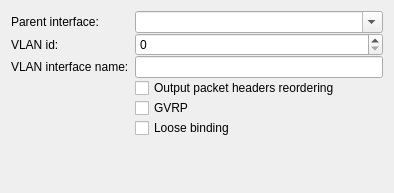
Before: the Qt Designer form libs/editor/settings/ui/vlan.ui in KDE/plasma-nm, drawn with Qt 5.
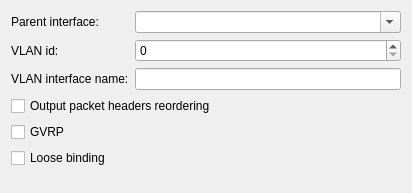
After: the same form once the commit is applied. Custom widgets are drawn as their Qt base class.

Diff of the .ui file:
```diff
--- a/libs/editor/settings/ui/vlan.ui
+++ b/libs/editor/settings/ui/vlan.ui
@@ -7,18 +7,12 @@
    <rect>
     <x>0</x>
     <y>0</y>
-    <width>394</width>
+    <width>412</width>
     <height>193</height>
    </rect>
   </property>
   <layout class="QFormLayout" name="formLayout">
-   <property name="fieldGrowthPolicy">
-    <enum>QFormLayout::ExpandingFieldsGrow</enum>
-   </property>
-    <property name="verticalSpacing">
-    <number>0</number>
-    </property>
-   <item row="1" column="0">
+   <item row="0" column="0">
     <widget class="QLabel" name="label">
      <property name="text">
       <string>Parent interface:</string>
@@ -28,7 +22,7 @@
      </property>
     </widget>
    </item>
-   <item row="1" column="1">
+   <item row="0" column="1">
     <widget class="KComboBox" name="parent">
      <property name="sizePolicy">
       <sizepolicy hsizetype="MinimumExpanding" vsizetype="Fixed">
@@ -41,7 +35,7 @@
      </property>
     </widget>
    </item>
-   <item row="3" column="0">
+   <item row="1" column="0">
     <widget class="QLabel" name="label_2">
      <property name="text">
       <string>VLAN id:</string>
@@ -51,7 +45,7 @@
      </property>
     </widget>
    </item>
-   <item row="3" column="1">
+   <item row="1" column="1">
     <widget class="QSpinBox" name="id">
      <property name="sizePolicy">
       <sizepolicy hsizetype="MinimumExpanding" vsizetype="Fixed">
@@ -64,7 +58,7 @@
      </property>
     </widget>
    </item>
-   <item row="5" column="0">
+   <item row="2" column="0">
     <widget class="QLabel" name="label_3">
      <property name="text">
       <string>VLAN interface name:</string>
@@ -74,17 +68,17 @@
      </property>
     </widget>
    </item>
-   <item row="5" column="1">
+   <item row="2" column="1">
     <widget class="KLineEdit" name="ifaceName"/>
    </item>
-   <item row="10" column="1">
+   <item row="3" column="0" colspan="2">
     <widget class="QCheckBox" name="reorderHeaders">
      <property name="text">
       <string>Output packet headers reordering</string>
      </property>
     </widget>
    </item>
-   <item row="12" column="1">
+   <item row="4" column="0" colspan="2">
     <widget class="QCheckBox" name="gvrp">
      <property name="toolTip">
       <string>GARP VLAN Registration Protocol</string>
@@ -94,7 +88,7 @@
      </property>
     </widget>
    </item>
-   <item row="13" column="1">
+   <item row="5" column="0" colspan="2">
     <widget class="QCheckBox" name="looseBinding">
      <property name="text">
       <string>Loose binding</string>
```
Left out of the diff: 3 changed lines with no effect on the pictures.
